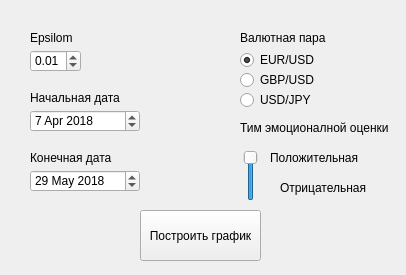
The window that gui_forms/emotional_graph.ui (TOXMEH/Emotional-Peak-Analyzer) describes before a commit, drawn with Qt 5.
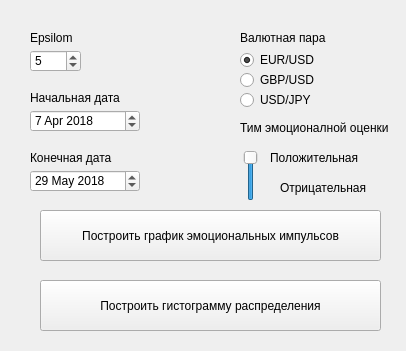
The same window after the commit.

Commit message: - гистограмма распределения лагов - изменен алгоритм определения эмоциональных пиков - гистограмма эмоциональных пиков - диаграмма с датами эмоциональных пиков - изменен порог дмоционального пика на целое число

```diff
--- a/gui_forms/emotional_graph.ui
+++ b/gui_forms/emotional_graph.ui
@@ -7,7 +7,7 @@
     <x>0</x>
     <y>0</y>
     <width>406</width>
-    <height>275</height>
+       <height>351</height>
    </rect>
   </property>
   <property name="windowTitle">
@@ -147,14 +147,14 @@
   <widget class="QPushButton" name="pushButton">
    <property name="geometry">
     <rect>
-     <x>140</x>
+        <x>40</x>
      <y>210</y>
-     <width>121</width>
+        <width>341</width>
      <height>51</height>
     </rect>
    </property>
    <property name="text">
-    <string>Построить график</string>
+       <string>Построить график эмоциональных импульсов</string>
    </property>
   </widget>
   <widget class="QLabel" name="label_5">
@@ -215,7 +215,7 @@
     <string>Отрицательная</string>
    </property>
   </widget>
-  <widget class="QDoubleSpinBox" name="doubleSpinBox">
+     <widget class="QSpinBox" name="spinBox">
    <property name="geometry">
     <rect>
      <x>30</x>
@@ -224,17 +224,21 @@
      <height>22</height>
     </rect>
    </property>
-   <property name="decimals">
-    <number>2</number>
+         <property name="value">
+             <number>5</number>
    </property>
-   <property name="maximum">
-    <double>10.000000000000000</double>
+     </widget>
+     <widget class="QPushButton" name="pushButton_2">
+         <property name="geometry">
+             <rect>
+                 <x>40</x>
+                 <y>280</y>
+                 <width>341</width>
+                 <height>51</height>
+             </rect>
    </property>
-   <property name="singleStep">
-    <double>0.010000000000000</double>
-   </property>
-   <property name="value">
-    <double>0.010000000000000</double>
+         <property name="text">
+             <string>Построить гистограмму распределения</string>
    </property>
   </widget>
  </widget>
```
The commit also changes 21 other files.
